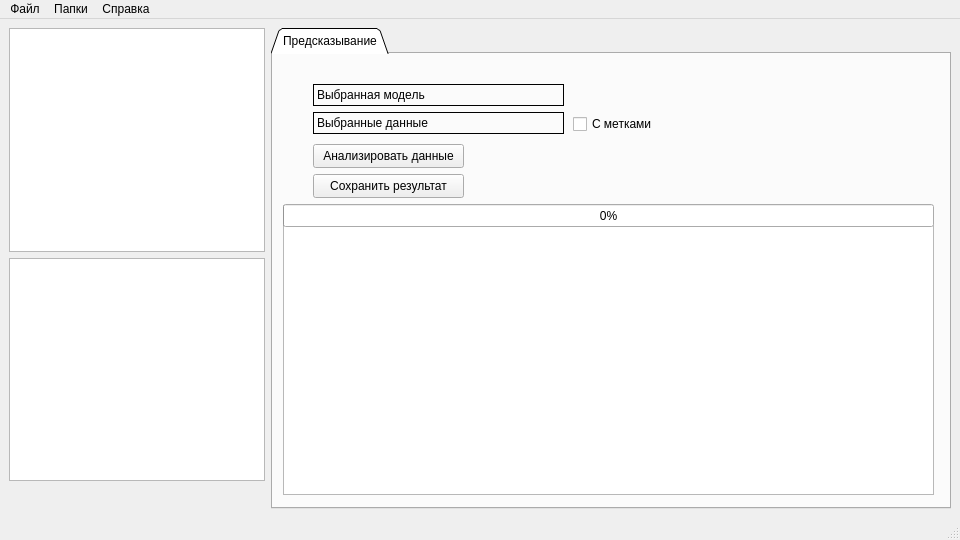
The window that ui/mainwindow.ui (mazlike/MLBridge) describes before a commit, drawn with Qt 5.
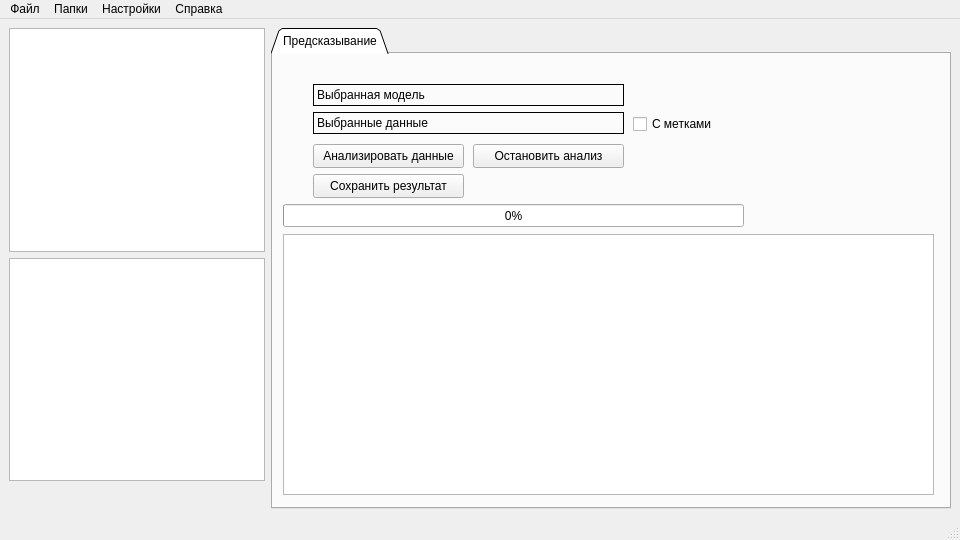
The same window after the commit. Icons and pictures are not drawn.

Commit message: feat: add change config func , add stop func, add remaining time

Patch:
```diff
--- a/ui/mainwindow.ui
+++ b/ui/mainwindow.ui
@@ -134,9 +134,9 @@
         <property name="geometry">
          <rect>
           <x>10</x>
-          <y>170</y>
+          <y>180</y>
           <width>651</width>
-          <height>271</height>
+          <height>261</height>
          </rect>
         </property>
         <property name="readOnly">
@@ -148,7 +148,7 @@
          <rect>
           <x>40</x>
           <y>30</y>
-          <width>251</width>
+          <width>311</width>
           <height>50</height>
          </rect>
         </property>
@@ -207,7 +207,7 @@
          <rect>
           <x>10</x>
           <y>150</y>
-          <width>651</width>
+          <width>461</width>
           <height>23</height>
          </rect>
         </property>
@@ -218,7 +218,7 @@
        <widget class="QCheckBox" name="infWithLabels">
         <property name="geometry">
          <rect>
-          <x>300</x>
+          <x>360</x>
           <y>60</y>
           <width>91</width>
           <height>20</height>
@@ -231,6 +231,35 @@
          <bool>false</bool>
         </property>
        </widget>
+       <widget class="QLabel" name="time">
+        <property name="geometry">
+         <rect>
+          <x>470</x>
+          <y>149</y>
+          <width>191</width>
+          <height>20</height>
+         </rect>
+        </property>
+        <property name="text">
+         <string/>
+        </property>
+        <property name="alignment">
+         <set>Qt::AlignmentFlag::AlignCenter</set>
+        </property>
+       </widget>
+       <widget class="QPushButton" name="stopInference">
+        <property name="geometry">
+         <rect>
+          <x>200</x>
+          <y>90</y>
+          <width>151</width>
+          <height>24</height>
+         </rect>
+        </property>
+        <property name="text">
+         <string>Остановить анализ</string>
+        </property>
+       </widget>
       </widget>
      </widget>
     </item>
@@ -265,8 +294,15 @@
     <addaction name="actionOpenResults"/>
     <addaction name="actionOpenAppFolder"/>
    </widget>
+   <widget class="QMenu" name="menuSettings">
+    <property name="title">
+     <string>Настройки</string>
+    </property>
+    <addaction name="actionConfig"/>
+   </widget>
    <addaction name="menuFile"/>
    <addaction name="menu"/>
+   <addaction name="menuSettings"/>
    <addaction name="menuDocs"/>
   </widget>
   <widget class="QStatusBar" name="statusBar"/>
```
Left out of the diff: 5 changed lines with no effect on the pictures. The commit also changes 4 other files.
